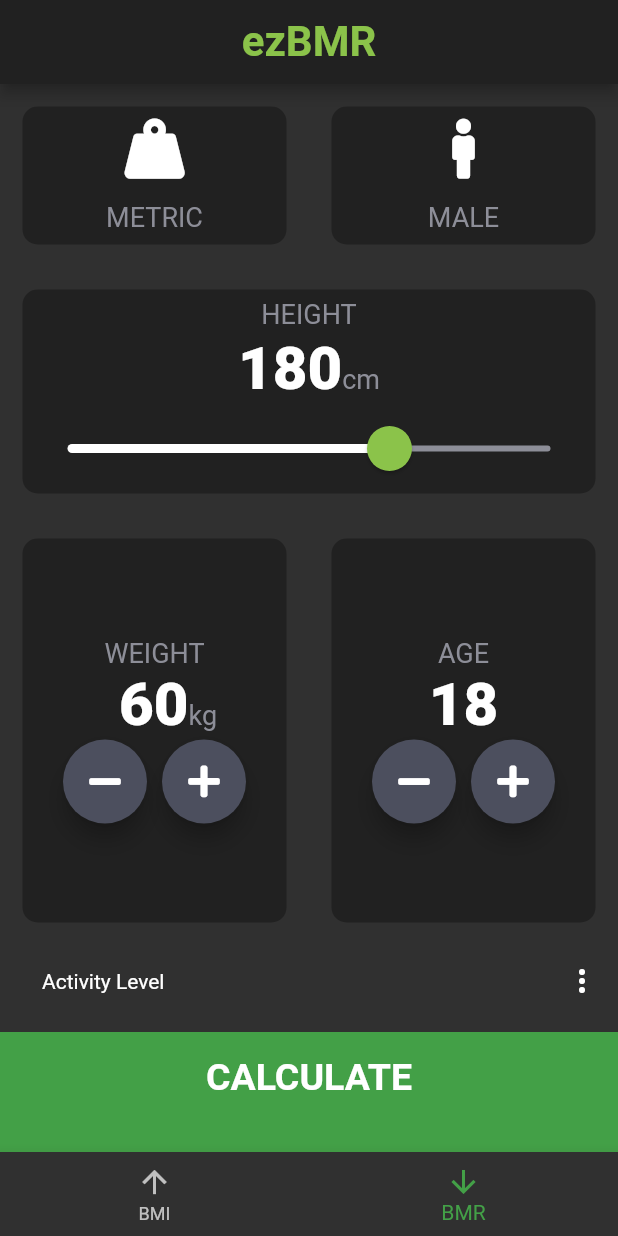
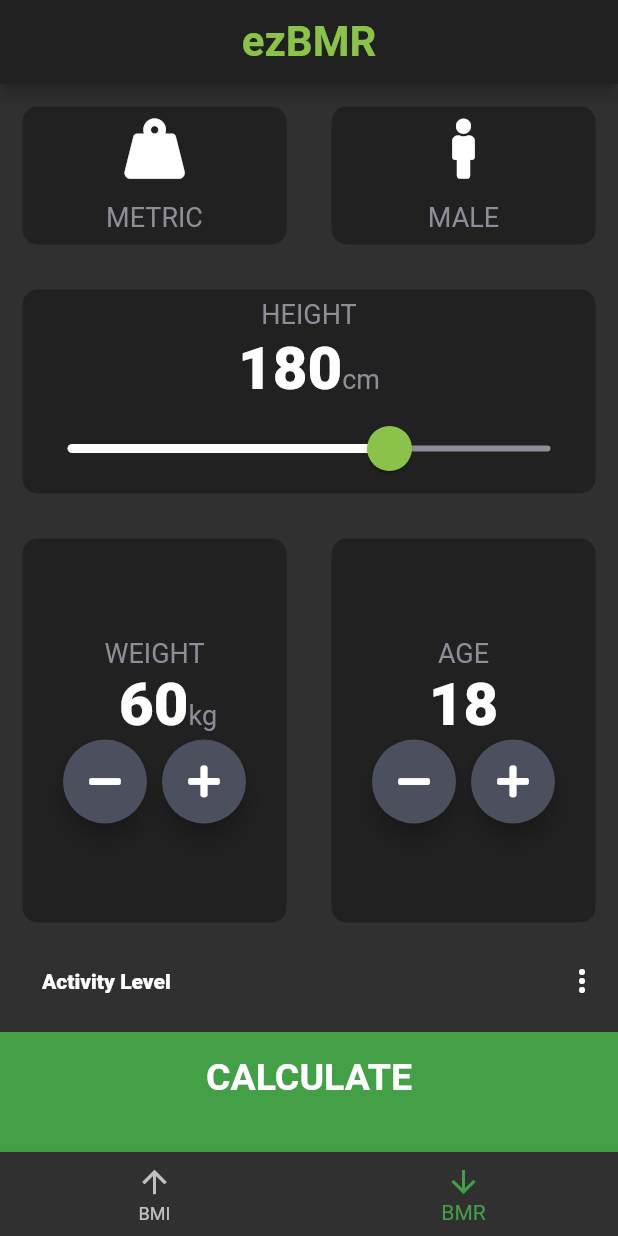
Before and after one commit to jlemanski1/BMI-Calculator, a Flutter app: the screen it shows after launch, item 2 of the bottom bar chosen, on a phone screen of 412 x 824 dp. Run offline on Flutter 3.47's test engine with Material 2 defaults, Android fonts, the phone set to English and light mode, and no system bars; our stand-ins replace font_awesome_flutter; missing offline and left inert: holding_gesture.

Commit message:
Ajusted font and added TODO

```diff
--- a/bmi_calculator/lib/pages/bmr_input.dart
+++ b/bmi_calculator/lib/pages/bmr_input.dart
@@ -348,9 +348,15 @@
               Expanded(
                 child: Padding(
                   padding: const EdgeInsets.only(left: 28.0),
-                  child: Text('Activity Level'),
+                  child: Text(
+                    'Activity Level',
+                    style: TextStyle(
+                      fontWeight: FontWeight.w900,
+                    )
+                  ),
                 ),
               ),
+              // TODO: Change to DropDownMenu instead
               PopupMenuButton<ActivityLevel>(
                 onSelected: (ActivityLevel result) {
                   setState(() {
@@ -384,6 +390,7 @@
                   ),
                 ],
               ),
+
             ],
           ),
 
```
